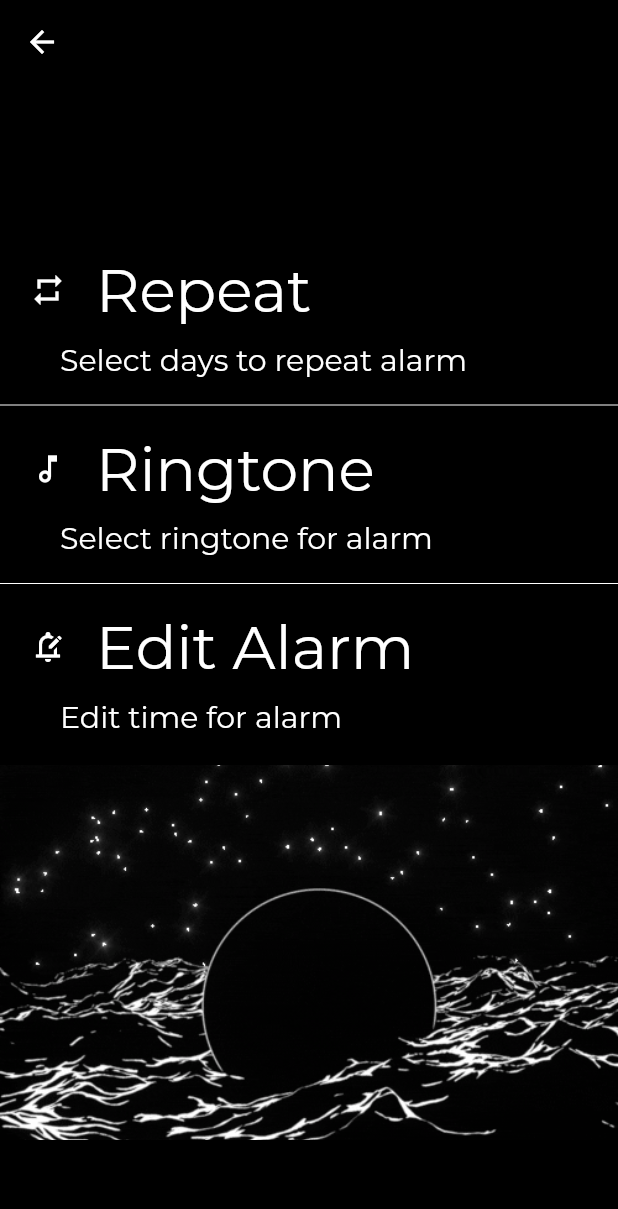
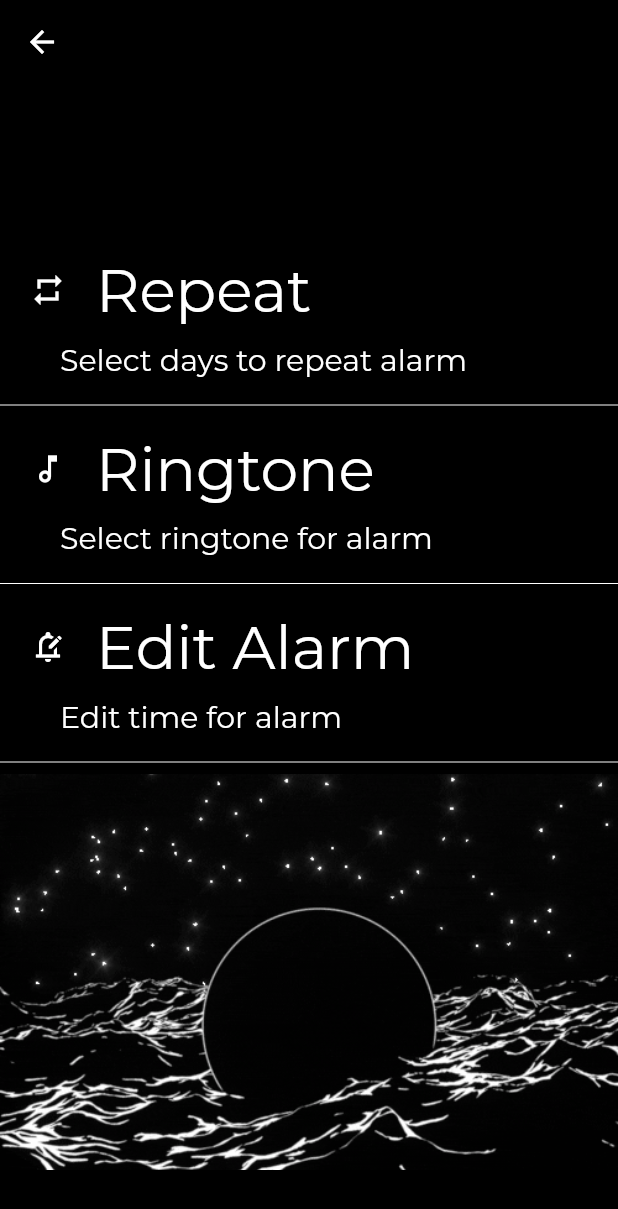
Before and after one commit to MAX-dev2020/Sleeperly, a Flutter app: the CustomAlarmSettings screen opened directly with empty values, on a phone screen of 412 x 824 dp. Shown: the top 1209 px of the screen. Run offline on Flutter 3.47's test engine with Material 2 defaults, Android fonts, the phone set to English and light mode, and no system bars; our stand-ins replace flutter_local_notifications, flutter_native_timezone, shared_preferences, timezone; missing offline and left inert: android_alarm_manager_plus, flutter_ringtone_player; accounts and stored records are empty; project files that could hold a hidden picture were left out.

Commit message:
first final changes

```diff
--- a/lib/current_time.dart
+++ b/lib/current_time.dart
@@ -110,6 +110,7 @@ class _CurrentTimeState extends State<CurrentTime> {
                     if (!snapshot.hasData) {
                       return const Text("Loading.....");
                     }
+
                     return Padding(
                       padding: const EdgeInsets.all(20.0),
                       child: Text(
@@ -134,10 +135,10 @@ class _CurrentTimeState extends State<CurrentTime> {
                 height: 200,
                 decoration: BoxDecoration(
                   borderRadius: BorderRadius.circular(20),
-                  color: Colors.white,
+                  color: Colors.black,
                   image: DecorationImage(
                     image: int.parse(
-                                TimeOfDay.now().toString().substring(10, 11)) <
+                                TimeOfDay.now().toString().substring(10, 12)) <
                             19
                         ? background
                         : background2,
--- a/lib/custom_alarm_settings.dart
+++ b/lib/custom_alarm_settings.dart
@@ -53,8 +53,7 @@ class _CustomAlarmSettingsState extends State<CustomAlarmSettings> {
         elevation: 3,
         backgroundColor: const Color.fromARGB(255, 0, 0, 0),
       ),
-      body: SingleChildScrollView(
-        child: Column(
+      body: Column(
         children: [
           Align(
             alignment: Alignment.center,
@@ -273,7 +272,7 @@ class _CustomAlarmSettingsState extends State<CustomAlarmSettings> {
                   const Align(
                     alignment: Alignment.topLeft,
                     child: Padding(
-                        padding: EdgeInsets.only(left: 40, top: 10, bottom: 20),
+                      padding: EdgeInsets.only(left: 40, top: 10, bottom: 0),
                       child: Text(
                         'Edit time for alarm',
                         style: TextStyle(
@@ -287,10 +286,16 @@ class _CustomAlarmSettingsState extends State<CustomAlarmSettings> {
               ),
             ),
           ),
+          const Padding(
+            padding: EdgeInsets.only(top: 10, bottom: 0),
+            child: Divider(
+              color: Color.fromARGB(255, 255, 255, 255),
+            ),
+          ),
           Padding(
             padding: const EdgeInsets.only(top: 0),
             child: Container(
-                  height: 250,
+                height: MediaQuery.of(context).size.height * 0.32,
                 width: MediaQuery.of(context).size.width,
                 child: null,
                 decoration: const BoxDecoration(
@@ -303,7 +308,6 @@ class _CustomAlarmSettingsState extends State<CustomAlarmSettings> {
                 )),
           )
         ],
-        ),
       ),
     );
   }
--- a/lib/drawer.dart
+++ b/lib/drawer.dart
@@ -35,7 +35,7 @@ class NavDrawer extends StatelessWidget {
               padding: EdgeInsets.zero,
               children: <Widget>[
                 SizedBox(
-                  height: 600,
+                  height: MediaQuery.of(context).size.height * 0.8,
                   child: DrawerHeader(
                     child: const Text(""),
                     decoration: BoxDecoration(
--- a/lib/main.dart
+++ b/lib/main.dart
@@ -4,7 +4,7 @@ import 'package:sleeperly/services/notification_service.dart';
 import 'package:flutter/material.dart';
 import 'package:flutter_local_notifications/flutter_local_notifications.dart';
 import 'package:timezone/timezone.dart' as tz;
-import 'package:timezone/data/latest.dart' as tz;
+import 'package:timezone/data/latest_all.dart' as tz;
 import 'package:flutter_native_timezone/flutter_native_timezone.dart';
 
 void main() async {
```
Also changed, not shown: pubspec.yaml (+3 -13 lines), images/moon.gif (deleted), images/morning.jpg (deleted), images/movemoon.gif (deleted), images/movesun.gif (deleted), images/night.jpg (deleted), images/nightmount.jpg (deleted), images/sky.jpg (deleted), images/tuna.gif (deleted). Lines whose indentation alone changed are shown as unchanged.
